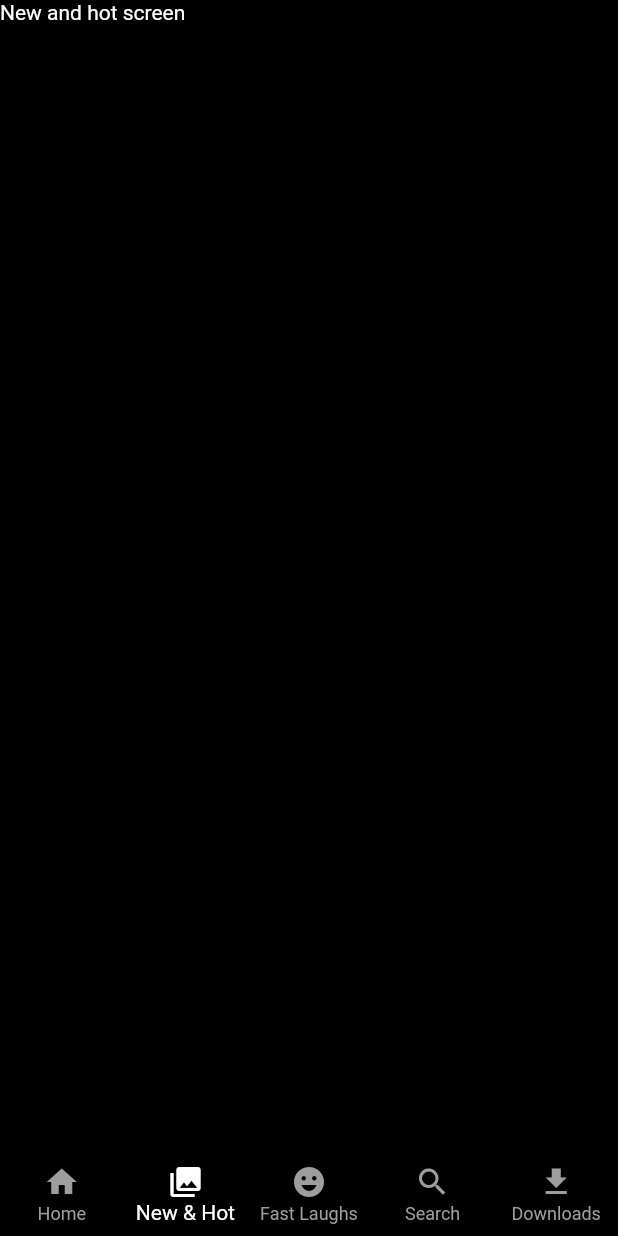
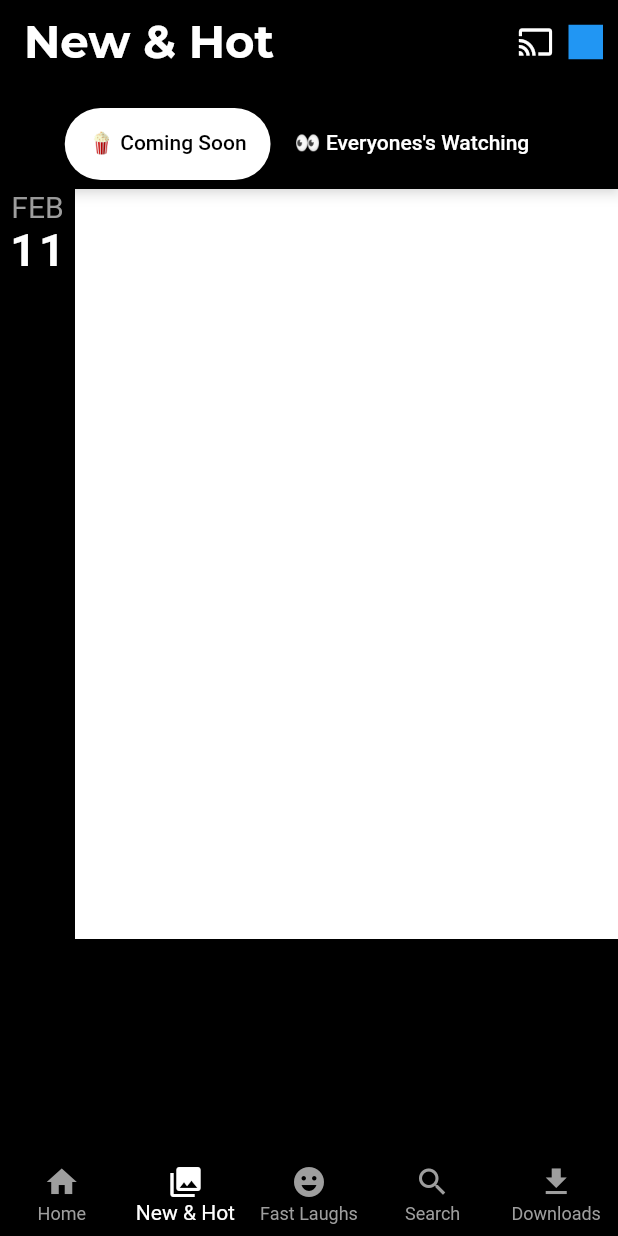
Before and after one commit to sauravramesan/netflix_app, a Flutter app: the screen it shows after launch, item 2 of the bottom bar chosen, on a phone screen of 412 x 824 dp. Run offline on Flutter 3.47's test engine with Material 2 defaults, Android fonts, the phone set to English and light mode, and no system bars; our stand-ins replace bordered_text, google_fonts; network calls fail.

Commit message:
Third Day

```diff
--- a/lib/domain/core/constants.dart
+++ b/lib/domain/core/constants.dart
@@ -2,5 +2,7 @@
 
 const kwidth = SizedBox(width: 10,);
 const kheight = SizedBox(height: 6,);
+final BorderRadius kRadius30 = BorderRadius.circular(30);
 final BorderRadius kRadius10 = BorderRadius.circular(10);
 const  kwidth5 = SizedBox(width: 5,);
+TextStyle kHomeTextStyle =  const TextStyle(fontSize: 18,fontWeight: FontWeight.w600);
--- a/lib/main.dart
+++ b/lib/main.dart
@@ -14,6 +14,7 @@
       debugShowCheckedModeBanner: false,
       title: 'Netflix',
       theme: ThemeData(
+        appBarTheme: const AppBarTheme(color: Colors.transparent),
         scaffoldBackgroundColor: backgroundColor,
         backgroundColor: Colors.black,
         primarySwatch:Colors.red,
--- a/lib/presentation/new_and_hot/screen_new_and_hot.dart
+++ b/lib/presentation/new_and_hot/screen_new_and_hot.dart
@@ -1,12 +1,103 @@
 import 'package:flutter/material.dart';
+import 'package:google_fonts/google_fonts.dart';
+import 'package:netflix_app/domain/core/colors/colors.dart';
+import 'package:netflix_app/domain/core/constants.dart';
 
 class ScreenNewAndHot extends StatelessWidget {
   const ScreenNewAndHot({Key? key}) : super(key: key);
 
   @override
   Widget build(BuildContext context) {
-    return const Scaffold(
-      body: Text('New and hot screen'),
+    return DefaultTabController(
+      length: 2,
+      child: Scaffold(
+        appBar: PreferredSize(
+          preferredSize: const Size.fromHeight(120),
+          child: AppBar(
+            title: Text(
+              'New & Hot',
+              style: GoogleFonts.montserrat()
+                  .copyWith(fontSize: 30, fontWeight: FontWeight.bold),
+            ),
+            actions: [
+              const Icon(
+                Icons.cast,
+                color: Colors.white,
+              ),
+              kwidth,
+              Center(
+                child: Container(
+                  width: 23,
+                  height: 23,
+                  color: Colors.blue,
+                ),
+              ),
+              kwidth,
+            ],
+            bottom: TabBar(
+                isScrollable: true,
+                labelColor: kBlackColor,
+                unselectedLabelColor: kWhiteColor,
+                indicator:
+                    BoxDecoration(color: kWhiteColor, borderRadius: kRadius30),
+                tabs: const [
+                  Tab(
+                    text: '🍿 Coming Soon',
+                  ),
+                  Tab(text: "👀 Everyones's Watching"),
+                ]),
+          ),
+        ),
+        body: TabBarView(children: [
+          _buildComingSoon(context),
+          _buildEveryoneWatching(),
+        ]),
+      ),
     );
   }
+
+  _buildComingSoon(BuildContext context) {
+    Size size = MediaQuery.of(context).size;
+    return ListView(
+      children: [
+        kheight,
+        Row(
+          children: [
+            SizedBox(
+              width: 50,
+              height: 500,
+              child: Column(
+                children: const [
+                  Text(
+                    'FEB',
+                    style: TextStyle(
+                        fontSize: 20,
+                        fontWeight: FontWeight.w400,
+                        color: Colors.grey),
+                  ),
+                  Text(
+                    '11',
+                    style: TextStyle(
+                      letterSpacing: 2,
+                      fontSize: 30,
+                      fontWeight: FontWeight.bold,
+                    ),
+                  ),
+                ],
+              ),
+            ),
+            Container(
+              width: size.width - 50,
+              height: 500,
+              color: kWhiteColor,
+            ),
+          ],
+        ),
+      ],
+    );
+  }
+
+  _buildEveryoneWatching() {
+    return Text('Hello');
+  }
 }
--- a/pubspec.yaml
+++ b/pubspec.yaml
@@ -61,8 +61,8 @@
   uses-material-design: true
 
   # To add assets to your application, add an assets section, like this:
-  # assets:
-  #   - images/a_dot_burr.jpeg
+  assets:
+    - assests/images/netflix.png
   #   - images/a_dot_ham.jpeg
 
   # An image asset can refer to one or more resolution-specific "variants", see
```
Also changed, not shown: lib/presentation/home/screen_home.dart (+74 -6 lines), assests/images/netflix.png (added).
